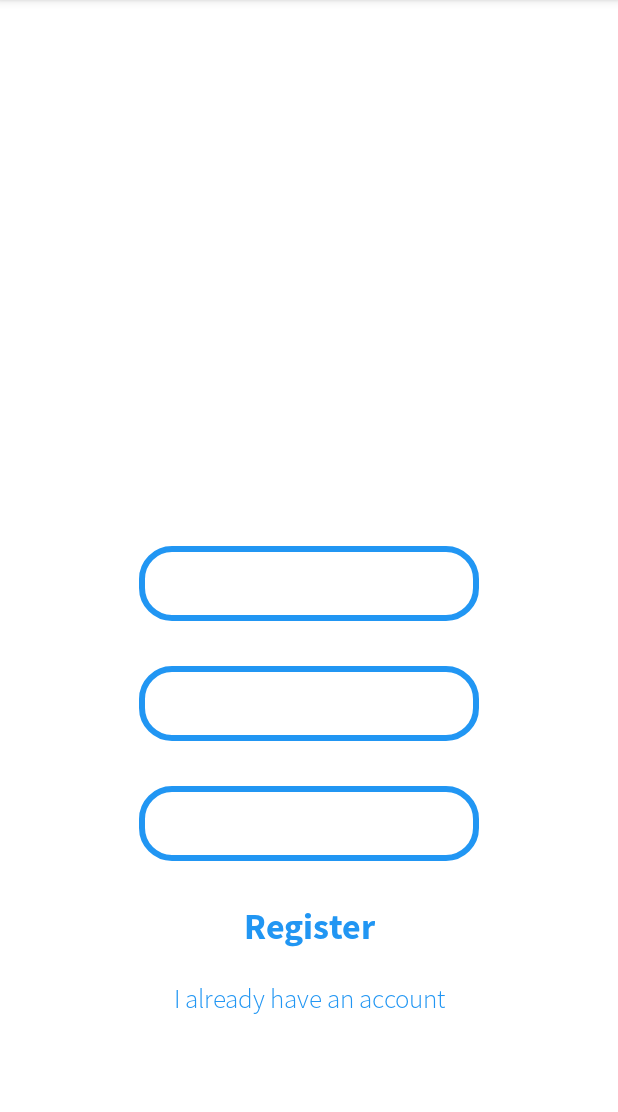
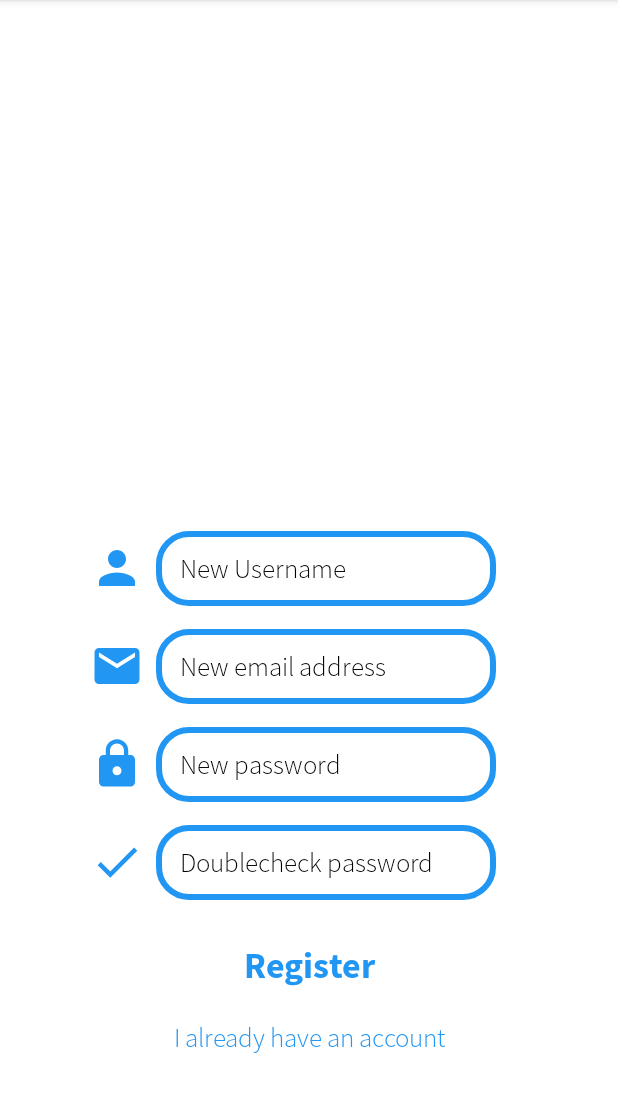
Before and after one commit to akaps98/Picster, an Android app: the RegisterActivity screen opened directly, with no data from a screen before it, after a tap on "Register", on a phone screen of 412 x 824 dp, the part 84-1196 px from its top. Run offline under Robolectric (Android 15) with nearby library versions, the phone set to English and light mode, and no system bars; our stand-ins replace Firebase (no records; nobody signed in at launch, a user with empty details on screens opened directly).

Commit message:
register process is done

```diff
--- a/app/src/main/java/com/example/picster/MainActivity.java
+++ b/app/src/main/java/com/example/picster/MainActivity.java
@@ -4,8 +4,6 @@ import static android.content.ContentValues.TAG;
 
 import androidx.appcompat.app.AppCompatActivity;
 import androidx.annotation.NonNull;
-import androidx.appcompat.app.ActionBar;
-import androidx.appcompat.app.AppCompatActivity;
 
 import android.content.Intent;
 import android.os.Bundle;
@@ -28,8 +26,6 @@ import com.google.firebase.auth.AuthResult;
 import com.google.firebase.auth.FirebaseAuth;
 import com.google.firebase.auth.FirebaseUser;
 import com.google.firebase.auth.GoogleAuthProvider;
-
-import android.os.Bundle;
 
 public class MainActivity extends AppCompatActivity {
     private static final int RC_SIGN_IN = 123;
--- a/app/src/main/java/com/example/picster/RegisterActivity.java
+++ b/app/src/main/java/com/example/picster/RegisterActivity.java
@@ -21,8 +21,8 @@ import com.google.firebase.firestore.FirebaseFirestore;
 
 public class RegisterActivity extends AppCompatActivity {
     private final String TAG = RegisterActivity.class.getName();
-    EditText newEmail, newPassword, doublecheckPassword;
-    Button registerButton;
+    EditText newUsername, newEmail, newPassword, doublecheckPassword;
+    Button registerButton, alreadyHave;
     private FirebaseAuth firebaseAuth;
     @Override
     protected void onCreate(Bundle savedInstanceState) {
@@ -31,10 +31,12 @@ public class RegisterActivity extends AppCompatActivity {
 
         firebaseAuth = FirebaseAuth.getInstance();
 
+        newUsername = findViewById(R.id.newUsername);
         newEmail = findViewById(R.id.newEmail);
         newPassword = findViewById(R.id.newPassword);
         doublecheckPassword = findViewById(R.id.doublecheckPassword);
         registerButton = findViewById(R.id.registerButton);
+        alreadyHave = findViewById(R.id.alreadyHave);
 
         registerButton.setOnClickListener(new View.OnClickListener() {
             @Override
@@ -42,11 +44,24 @@ public class RegisterActivity extends AppCompatActivity {
                 String email = newEmail.getText().toString();
                 String password = newPassword.getText().toString();
                 String checkPassword = doublecheckPassword.getText().toString();
+                String username = newUsername.getText().toString();
 
                 if (!email.equals("") && !password.equals("")) {
                     if(password.length() >= 6) {
                         if(password.equals(checkPassword)) {
-                            saveUser(email, password);
+                            FirebaseFirestore database = FirebaseFirestore.getInstance();
+                            database.collection("User")
+                                    .whereEqualTo("username", username)
+                                    .get()
+                                    .addOnCompleteListener(task -> {
+                                        if (task.isSuccessful()) {
+                                            if (!task.getResult().isEmpty()) {
+                                                Toast.makeText(RegisterActivity.this, "Already exists username", Toast.LENGTH_LONG).show();
+                                            } else {
+                                                saveUser(email, password, username);
+                                            }
+                                        }
+                                    });
                         } else {
                             Toast.makeText(RegisterActivity.this, "Please double-check password", Toast.LENGTH_LONG).show();
                         }
@@ -58,14 +73,22 @@ public class RegisterActivity extends AppCompatActivity {
                 }
             }
         });
+
+        alreadyHave.setOnClickListener(new View.OnClickListener() {
+            @Override
+            public void onClick(View v) {
+                Intent intent = new Intent(getApplicationContext(), MainActivity.class);
+                startActivity(intent);
+            }
+        });
     }
 
-    private void saveUser(String email, String password) {
+    private void saveUser(String email, String password, String username) {
         firebaseAuth.createUserWithEmailAndPassword(email, password).addOnCompleteListener(this, new OnCompleteListener<AuthResult>() {
             @Override
             public void onComplete(@NonNull Task<AuthResult> task) {
                 if (task.isSuccessful()) {
-                    writeNewUser(email, password);
+                    writeNewUser(email, password, username);
 
                     Intent intent = new Intent(RegisterActivity.this, MainActivity.class);
                     startActivity(intent);
@@ -81,8 +104,8 @@ public class RegisterActivity extends AppCompatActivity {
         });
     }
 
-    private void writeNewUser(String email, String password) {
-        User user = new User(email, password);
+    private void writeNewUser(String email, String password, String username) {
+        User user = new User(email, password, username);
 
         FirebaseFirestore database = FirebaseFirestore.getInstance();
 
@@ -94,4 +117,8 @@ public class RegisterActivity extends AppCompatActivity {
                     }
                 });
     }
+
+    private void checkUsername(String email, String password, String username) {
+
+    }
 }
--- a/app/src/main/res/layout/activity_register.xml
+++ b/app/src/main/res/layout/activity_register.xml
@@ -20,47 +20,128 @@
         app:layout_constraintTop_toTopOf="parent"
         app:layout_constraintVertical_bias="0.0" />
 
+    <LinearLayout
+        android:layout_width="match_parent"
+        android:layout_height="wrap_content"
+        android:layout_gravity="center"
+        android:layout_marginLeft="40dp"
+        android:orientation="horizontal">
+
+        <ImageView
+            android:layout_width="wrap_content"
+            android:layout_height="wrap_content"
+            android:layout_gravity="center_vertical"
+            android:layout_marginEnd="8dp"
+            android:src="@drawable/ic_user" />
+
+        <EditText
+            android:id="@+id/newUsername"
+            android:layout_width="wrap_content"
+            android:layout_height="50dp"
+            android:layout_gravity="center"
+            android:background="@drawable/main_edittext"
+            android:ems="10"
+            android:hint="New Username"
+            android:fontFamily="@font/sourcesanspro_light"
+            android:inputType="textEmailAddress"
+            android:paddingStart="16dp"
+            android:textColor="@color/black"
+            android:textColorHint="@color/black" />
+
+    </LinearLayout>
+
+    <LinearLayout
+        android:layout_width="match_parent"
+        android:layout_height="wrap_content"
+        android:layout_gravity="center"
+        android:layout_marginTop="15dp"
+        android:layout_marginLeft="40dp"
+        android:orientation="horizontal">
+
+        <ImageView
+            android:layout_width="wrap_content"
+            android:layout_height="wrap_content"
+            android:layout_gravity="center_vertical"
+            android:layout_marginEnd="8dp"
+            android:src="@drawable/ic_email" />
+
         <EditText
             android:id="@+id/newEmail"
             android:layout_width="wrap_content"
             android:layout_height="50dp"
             android:layout_gravity="center"
-        android:layout_marginTop="10dp"
             android:background="@drawable/main_edittext"
             android:ems="10"
+            android:hint="New email address"
             android:fontFamily="@font/sourcesanspro_light"
             android:inputType="textEmailAddress"
-        android:paddingStart="12dp"
+            android:paddingStart="16dp"
             android:textColor="@color/black"
             android:textColorHint="@color/black" />
+
+    </LinearLayout>
+
+    <LinearLayout
+        android:layout_width="match_parent"
+        android:layout_height="wrap_content"
+        android:layout_gravity="center"
+        android:layout_marginTop="15dp"
+        android:layout_marginLeft="40dp"
+        android:orientation="horizontal">
+
+        <ImageView
+            android:layout_width="wrap_content"
+            android:layout_height="wrap_content"
+            android:layout_gravity="center_vertical"
+            android:layout_marginEnd="8dp"
+            android:src="@drawable/ic_lock" />
 
         <EditText
             android:id="@+id/newPassword"
             android:layout_width="wrap_content"
             android:layout_height="50dp"
             android:layout_gravity="center"
-        android:layout_marginTop="30dp"
             android:background="@drawable/main_edittext"
             android:ems="10"
+            android:hint="New password"
             android:fontFamily="@font/sourcesanspro_light"
             android:inputType="textPassword"
-        android:paddingStart="12dp"
+            android:paddingStart="16dp"
             android:textColor="@color/black"
             android:textColorHint="@color/black" />
+
+    </LinearLayout>
+
+    <LinearLayout
+        android:layout_width="match_parent"
+        android:layout_height="wrap_content"
+        android:layout_gravity="center"
+        android:layout_marginTop="15dp"
+        android:layout_marginLeft="40dp"
+        android:orientation="horizontal">
+
+        <ImageView
+            android:layout_width="wrap_content"
+            android:layout_height="wrap_content"
+            android:layout_gravity="center_vertical"
+            android:layout_marginEnd="8dp"
+            android:src="@drawable/ic_check" />
 
         <EditText
             android:id="@+id/doublecheckPassword"
             android:layout_width="wrap_content"
             android:layout_height="50dp"
             android:layout_gravity="center"
-        android:layout_marginTop="30dp"
             android:background="@drawable/main_edittext"
             android:ems="10"
+            android:hint="Doublecheck password"
             android:fontFamily="@font/sourcesanspro_light"
             android:inputType="textPassword"
-        android:paddingStart="12dp"
+            android:paddingStart="16dp"
             android:textColor="@color/black"
             android:textColorHint="@color/black" />
+
+    </LinearLayout>
 
     <Button
         android:id="@+id/registerButton"
```
Also changed, not shown: app/src/main/res/layout/activity_main.xml (+39 -7 lines). Lines whose indentation alone changed are shown as unchanged.
